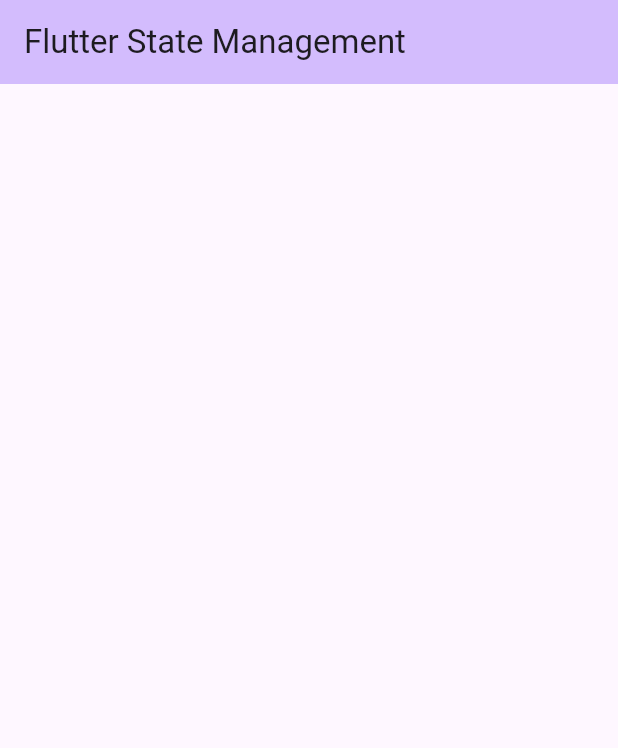
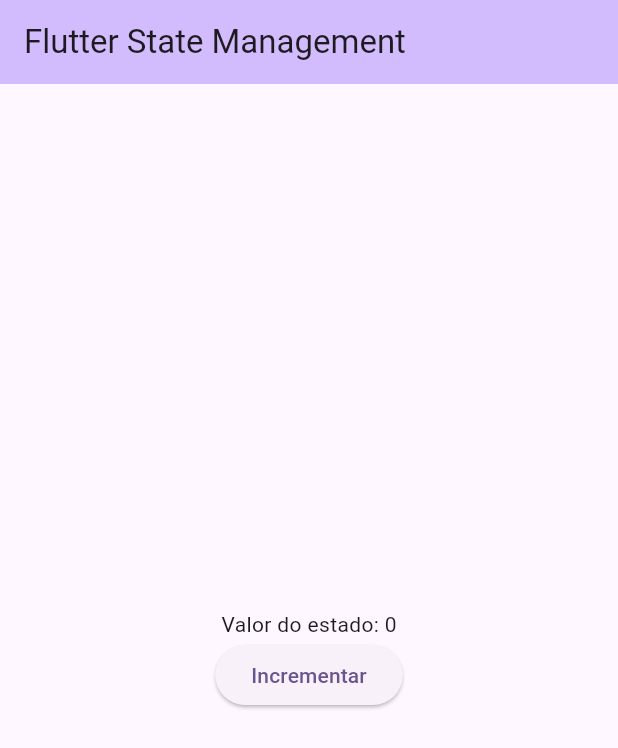
Before and after one commit to do5-5anto5/flutter_deep_state_manage, a Flutter app: the screen it shows after launch, on a phone screen of 412 x 824 dp. Shown: the top 748 px of the screen. Run offline on Flutter 3.47's test engine with Material 3 defaults, Android fonts, the phone set to English and light mode, and no system bars.

Commit message:
feat: implement CounterState in MyHomePage at main.dart

```diff
--- a/lib/main.dart
+++ b/lib/main.dart
@@ -1,4 +1,5 @@
 import 'package:flutter/material.dart';
+import 'package:flutter_deep_state_manage/classes/counter_state.dart';
 
 void main() {
   runApp(const MyApp());
@@ -7,11 +8,10 @@ void main() {
 class MyApp extends StatelessWidget {
   const MyApp({super.key});
 
-  // This widget is the root of your application.
   @override
   Widget build(BuildContext context) {
     return MaterialApp(
-      title: 'Flutter Demo',
+      title: 'Flutter State Management',
       theme: ThemeData(
         colorScheme: ColorScheme.fromSeed(seedColor: Colors.deepPurple),
       ),
@@ -22,11 +22,24 @@ class MyApp extends StatelessWidget {
 
 class MyHomePage extends StatefulWidget {
   const MyHomePage({super.key});
+
   @override
   State<MyHomePage> createState() => _MyHomePageState();
 }
 
 class _MyHomePageState extends State<MyHomePage> {
+  final counterState = CounterState();
+
+  @override
+  void initState() {
+    counterState.addListener(callback);
+    super.initState();
+  }
+
+  void callback() {
+    setState(() {});
+  }
+
   @override
   Widget build(BuildContext context) {
     return Scaffold(
@@ -34,6 +47,26 @@ class _MyHomePageState extends State<MyHomePage> {
         backgroundColor: Theme.of(context).colorScheme.inversePrimary,
         title: Text('Flutter State Management'),
       ),
+      body: Center(
+        child: Column(
+          mainAxisAlignment: MainAxisAlignment.center,
+          children: [
+            Text('Valor do estado: ${counterState.counter}'),
+            ElevatedButton(
+              onPressed: () {
+                counterState.increment();
+              },
+              child: Text('Incrementar'),
+            ),
+          ],
+        ),
+      ),
     );
   }
+
+  @override
+  void dispose() {
+    counterState.removeListener(callback);
+    super.dispose();
+  }
 }
```
